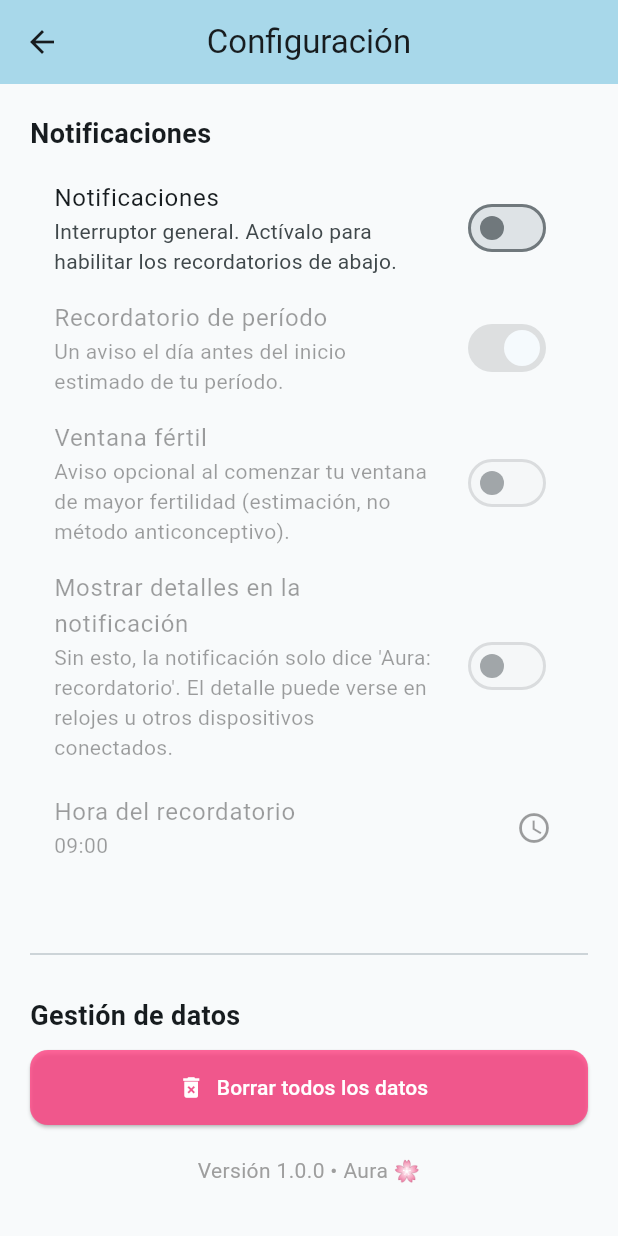
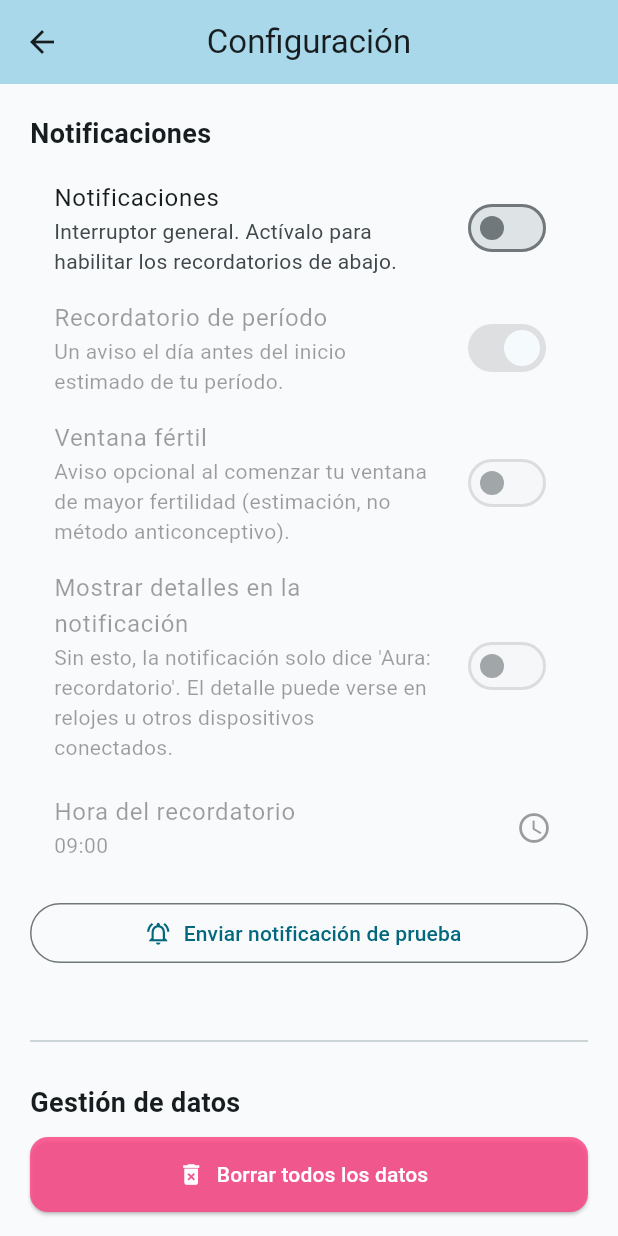
Before and after one commit to Soofiaa/Aura, a Flutter app: the SettingsScreen screen opened directly, on a phone screen of 412 x 824 dp. Run offline on Flutter 3.47's test engine with Material 3 defaults, Android fonts, the phone set to English and light mode, and no system bars; our stand-ins replace drift, fl_chart, flutter_local_notifications, flutter_timezone, table_calendar, timezone; missing offline and left inert: sqlite3; accounts and stored records are empty; generated files the repository leaves out were written again.

Commit message:
feat: boton de notificacion de prueba visible siempre, no solo en debug
Quita el gate de kDebugMode y renombra a 'Enviar notificación de
prueba' (antes 'Probar notificación en 10 segundos', texto que ya no
aplica ahora que no es exclusivo de debug). Util para validar permiso
y zona horaria en un release real instalado en el telefono, no solo en
una build de debug.

Co-Authored-By: Claude Sonnet 5 <noreply@anthropic.com>
Claude-Session: https://claude.ai/code/session_014GPjkshvaEF6ZazNkX3Pce

```diff
--- a/lib/screens/settings_screen.dart
+++ b/lib/screens/settings_screen.dart
@@ -1,4 +1,3 @@
-import 'package:flutter/foundation.dart' show kDebugMode;
 import 'package:flutter/material.dart';
 import '../data/notifications/notification_reconciler.dart';
 import '../data/repositories/cycle_repository.dart';
@@ -267,14 +266,12 @@ class _SettingsScreenState extends State<SettingsScreen>
             onTap: _notificaciones ? _elegirHora : null,
           ),
 
-          if (kDebugMode) ...[
-            const SizedBox(height: 10),
-            OutlinedButton.icon(
-              onPressed: _probarNotificacion,
-              icon: const Icon(Icons.bug_report),
-              label: const Text("Probar notificación en 10 segundos"),
-            ),
-          ],
+          const SizedBox(height: 10),
+          OutlinedButton.icon(
+            onPressed: _probarNotificacion,
+            icon: const Icon(Icons.notifications_active_outlined),
+            label: const Text("Enviar notificación de prueba"),
+          ),
 
           const SizedBox(height: 40),
           const Divider(),
```
Also changed, not shown: 1 other file.
